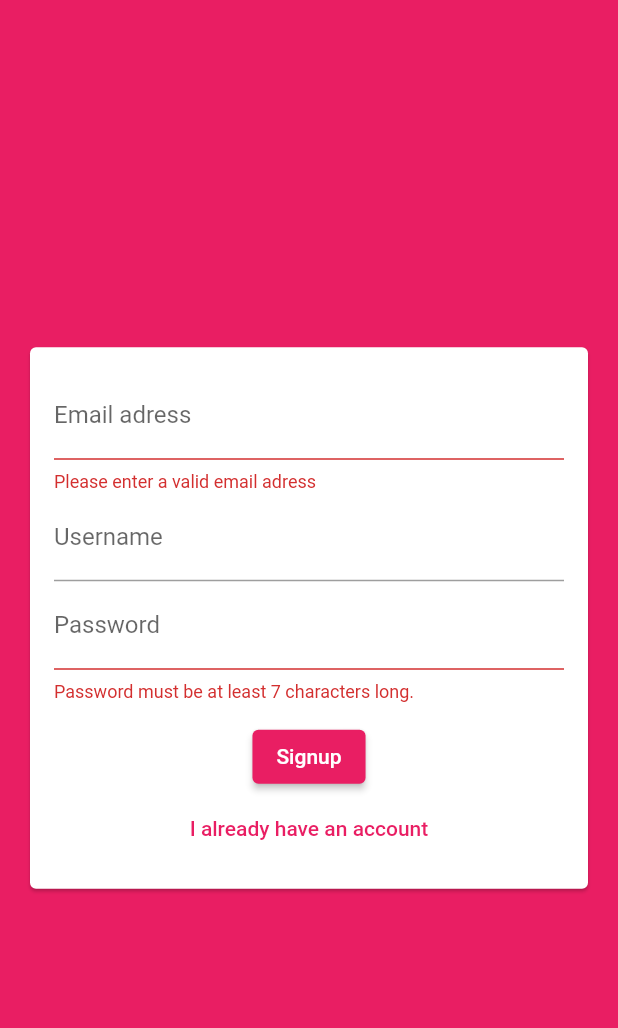
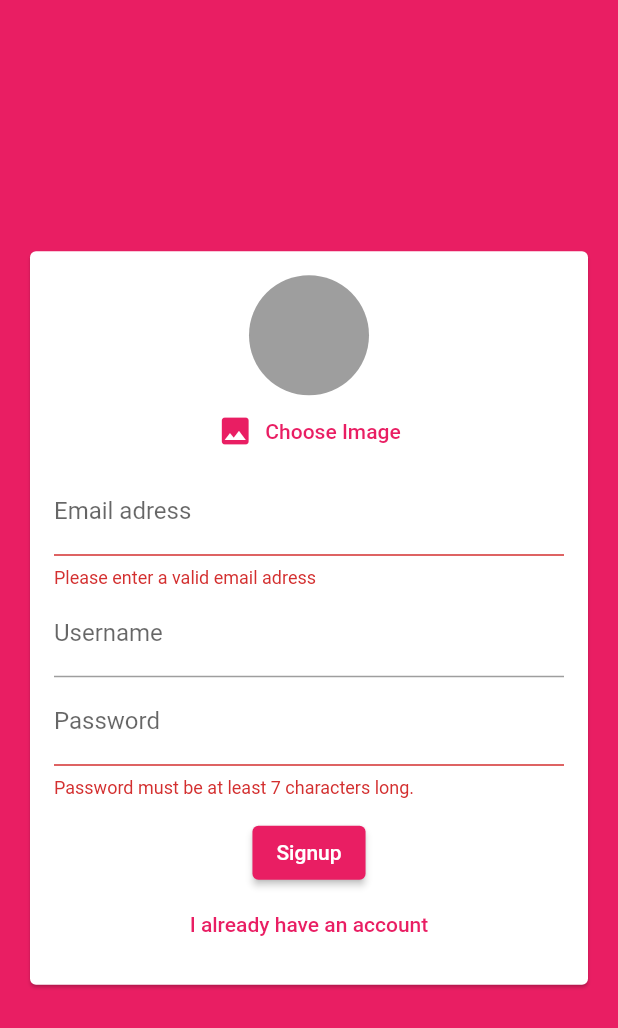
Before and after one commit to imGtheCoder/chat-app, a Flutter app: the screen it shows after launch, after a tap on "Login", after a tap on "Create new account", on a phone screen of 412 x 824 dp. Shown: the top 1028 px of the screen. Run offline on Flutter 3.47's test engine with Material 2 defaults, Android fonts, the phone set to English and light mode, and no system bars; our stand-ins replace cloud_firestore, firebase_auth, image_picker; accounts and stored records are empty.

Commit message:
Added image picker

```diff
--- a/lib/widgets/auth/auth_form.dart
+++ b/lib/widgets/auth/auth_form.dart
@@ -1,3 +1,4 @@
+import 'package:chat_app_v2/widgets/pickers/user_image_picker.dart';
 import 'package:flutter/material.dart';
 
 class AuthForm extends StatefulWidget {
@@ -51,6 +52,7 @@ class _AuthFormState extends State<AuthForm> {
           child: Form(
             key: _formKey,
             child: Column(mainAxisSize: MainAxisSize.min, children: [
+              if(!_isLogin) UserImagePicker(),
               TextFormField(
                 key: ValueKey('email'),
                 validator: (value) {
@@ -98,9 +100,11 @@ class _AuthFormState extends State<AuthForm> {
               SizedBox(
                 height: 12,
               ),
-              widget.isLoading ? CircularProgressIndicator() : ElevatedButton(
-                  onPressed: _trySubmit,
-                  child: Text(_isLogin ? 'Login' : 'Signup')),
+              widget.isLoading
+                  ? CircularProgressIndicator()
+                  : ElevatedButton(
+                      onPressed: _trySubmit,
+                      child: Text(_isLogin ? 'Login' : 'Signup')),
               TextButton(
                   onPressed: () {
                     setState(() {
--- /dev/null
+++ b/lib/widgets/pickers/user_image_picker.dart
@@ -0,0 +1,42 @@
+import 'dart:io';
+
+import 'package:flutter/material.dart';
+import 'package:image_picker/image_picker.dart';
+
+class UserImagePicker extends StatefulWidget {
+  @override
+  State<UserImagePicker> createState() => _UserImagePickerState();
+}
+
+class _UserImagePickerState extends State<UserImagePicker> {
+  File _pickedImage;
+
+  void _pickImage() async {
+    final picker = ImagePicker();
+    final pickedImage = await picker.getImage(source: ImageSource.camera);
+    final pickedImageFile = File(pickedImage.path);
+
+    setState(() {
+      _pickedImage = pickedImageFile;
+    });
+  }
+
+  @override
+  Widget build(BuildContext context) {
+    return Column(
+      children: [
+        CircleAvatar(
+          radius: 40,
+          backgroundColor: Colors.grey,
+          backgroundImage:
+              _pickedImage != null ? FileImage(_pickedImage) : null,
+        ),
+        TextButton.icon(
+          onPressed: _pickImage,
+          icon: Icon(Icons.image),
+          label: Text('Choose Image'),
+        ),
+      ],
+    );
+  }
+}
--- a/pubspec.yaml
+++ b/pubspec.yaml
@@ -36,8 +36,10 @@ dependencies:
   # The following adds the Cupertino Icons font to your application.
   # Use with the CupertinoIcons class for iOS style icons.
   cupertino_icons: ^1.0.2
+  image_picker: ^0.6.5+3
   cloud_firestore: ^0.13.5
   firebase_auth: ^0.16.1
+  firebase_storage: ^3.1.5
 
 dev_dependencies:
   flutter_test:
```
Also changed, not shown: pubspec.lock, 3 other files.
